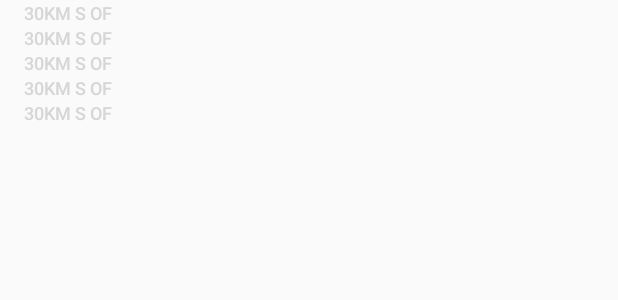
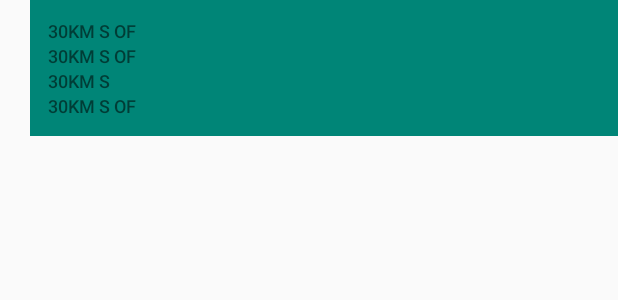
Before and after one commit to abouelnaga1988/Udacity, an Android app: the layout item_list.xml on its own in the app's theme, with its tools: preview values and no code run, on a phone screen of 412 x 824 dp. Shown: the top 300 px of the screen. Run offline under Robolectric (Android 15) with nearby library versions, the phone set to English and light mode, and no system bars.

Commit message:
new edition

```diff
--- a/NagaNews/app/src/main/AndroidManifest.xml
+++ b/NagaNews/app/src/main/AndroidManifest.xml
@@ -1,7 +1,7 @@
 <?xml version="1.0" encoding="utf-8"?>
 <manifest xmlns:android="http://schemas.android.com/apk/res/android"
     package="com.example.android.naganews">
-
+    <uses-permission android:name="android.permission.INTERNET" />
     <uses-permission android:name="android.permission.ACCESS_NETWORK_STATE" />
     <application
         android:allowBackup="true"
--- a/NagaNews/app/src/main/java/com/example/android/naganews/NewsLoader.java
+++ b/NagaNews/app/src/main/java/com/example/android/naganews/NewsLoader.java
@@ -2,7 +2,6 @@ package com.example.android.naganews;
 
 import android.content.AsyncTaskLoader;
 import android.content.Context;
-import android.widget.TextView;
 import java.util.List;
 
 public class NewsLoader extends AsyncTaskLoader<List<News>> {
@@ -17,16 +16,11 @@ public class NewsLoader extends AsyncTaskLoader<List<News>> {
         forceLoad();
     }
 
-    /**
-     * This is on a background thread.
-     */
     @Override
     public List<News> loadInBackground() {
         if (mUrl == null) {
             return null;
         }
-
-        // Perform the network request, parse the response, and extract a list of earthquakes.
         List<News> news = QueryUtils.fetchNewsData(mUrl);
         return news;
     }
--- a/NagaNews/app/src/main/java/com/example/android/naganews/SettingsActivity.java
+++ /dev/null
@@ -1,4 +0,0 @@
-package com.example.android.naganews;
-
-class SettingsActivity {
-}
--- a/NagaNews/app/src/main/res/layout/activity_news.xml
+++ b/NagaNews/app/src/main/res/layout/activity_news.xml
@@ -9,10 +9,9 @@
         android:orientation="vertical"
         android:layout_width="match_parent"
         android:layout_height="match_parent"
-        android:divider="@null"
-        android:dividerHeight="0dp"/>
+        android:padding="12dp"
+/>
 
-    <!-- Empty view is only visible when the list has no items. -->
     <TextView
         android:id="@+id/empty_view"
         android:layout_width="wrap_content"
@@ -20,7 +19,6 @@
         android:layout_centerInParent="true"
         android:textAppearance="?android:textAppearanceMedium"/>
 
-    <!-- Loading indicator is only shown before the first load -->
     <ProgressBar
         android:id="@+id/loading_indicator"
         style="@style/Widget.AppCompat.ProgressBar"
--- a/NagaNews/app/src/main/res/layout/item_list.xml
+++ b/NagaNews/app/src/main/res/layout/item_list.xml
@@ -1,82 +1,54 @@
 <?xml version="1.0" encoding="utf-8"?>
-<!-- Copyright (C) 2016 The Android Open Source Project
-     Licensed under the Apache License, Version 2.0 (the "License");
-     you may not use this file except in compliance with the License.
-     You may obtain a copy of the License at
-          http://www.apache.org/licenses/LICENSE-2.0
-     Unless required by applicable law or agreed to in writing, software
-     distributed under the License is distributed on an "AS IS" BASIS,
-     WITHOUT WARRANTIES OR CONDITIONS OF ANY KIND, either express or implied.
-     See the License for the specific language governing permissions and
-     limitations under the License.
--->
-<!-- Layout for a single list item that displays an earthquake -->
+
 <LinearLayout xmlns:android="http://schemas.android.com/apk/res/android"
     xmlns:tools="http://schemas.android.com/tools"
     android:layout_width="match_parent"
     android:layout_height="wrap_content"
     android:orientation="vertical"
-    android:paddingEnd="16dp"
-    android:paddingLeft="16dp"
-    android:paddingRight="16dp"
-    android:paddingStart="16dp">
-
-
-        <TextView
-            android:id="@+id/type_text"
-            android:layout_width="wrap_content"
-            android:layout_height="wrap_content"
-            android:ellipsize="end"
-            android:fontFamily="sans-serif-medium"
-            android:maxLines="1"
-            android:textAllCaps="true"
-            android:textColor="@color/textColorEarthquakeDetails"
-            android:textSize="12sp"
-            tools:text="30km S of" />
+    android:layout_marginLeft="20dp"
+    android:padding="12dp"
+    android:background="@color/colorPrimary">
 
     <TextView
-        android:id="@+id/location_offset"
+        android:id="@+id/section_text"
         android:layout_width="wrap_content"
         android:layout_height="wrap_content"
         android:ellipsize="end"
         android:fontFamily="sans-serif-medium"
         android:maxLines="1"
         android:textAllCaps="true"
-        android:textColor="@color/textColorEarthquakeDetails"
         android:textSize="12sp"
         tools:text="30km S of" />
     <TextView
-        android:id="@+id/location_offset"
+        android:id="@+id/date_text"
         android:layout_width="wrap_content"
         android:layout_height="wrap_content"
         android:ellipsize="end"
         android:fontFamily="sans-serif-medium"
         android:maxLines="1"
         android:textAllCaps="true"
-        android:textColor="@color/textColorEarthquakeDetails"
         android:textSize="12sp"
         tools:text="30km S of" />
 
     <TextView
-        android:id="@+id/location_offset"
+        android:id="@+id/title_text"
+        android:layout_width="wrap_content"
+        android:layout_height="wrap_content"
+        android:fontFamily="sans-serif-medium"
+        android:textAllCaps="true"
+        android:textSize="12sp"
+        android:ellipsize="none"
+        android:scrollHorizontally="false"
+        tools:text="30km S "
+        />
+    <TextView
+        android:id="@+id/pillar_text"
         android:layout_width="wrap_content"
         android:layout_height="wrap_content"
         android:ellipsize="end"
         android:fontFamily="sans-serif-medium"
         android:maxLines="1"
         android:textAllCaps="true"
-        android:textColor="@color/textColorEarthquakeDetails"
-        android:textSize="12sp"
-        tools:text="30km S of" />
-    <TextView
-        android:id="@+id/location_offset"
-        android:layout_width="wrap_content"
-        android:layout_height="wrap_content"
-        android:ellipsize="end"
-        android:fontFamily="sans-serif-medium"
-        android:maxLines="1"
-        android:textAllCaps="true"
-        android:textColor="@color/textColorEarthquakeDetails"
         android:textSize="12sp"
         tools:text="30km S of" />
 </LinearLayout>
--- a/NagaNews/app/src/main/res/values/strings.xml
+++ b/NagaNews/app/src/main/res/values/strings.xml
@@ -1,3 +1,8 @@
+<?xml version="1.0" encoding="utf-8"?>
+
 <resources>
     <string name="app_name">Naga News</string>
+    <string name="no_news">No News Found</string>
+    <string name="no_internet_connection">No Internet Connection</string>
+
 </resources>
```
Also changed, not shown: NagaNews/app/src/main/java/com/example/android/naganews/News.java (+1 -7 lines), NagaNews/app/src/main/java/com/example/android/naganews/NewsActivity.java (+8 -97 lines), NagaNews/app/src/main/java/com/example/android/naganews/NewsAdapter.java (+1 -12 lines), NagaNews/app/src/main/java/com/example/android/naganews/QueryUtils.java (+8 -74 lines).
